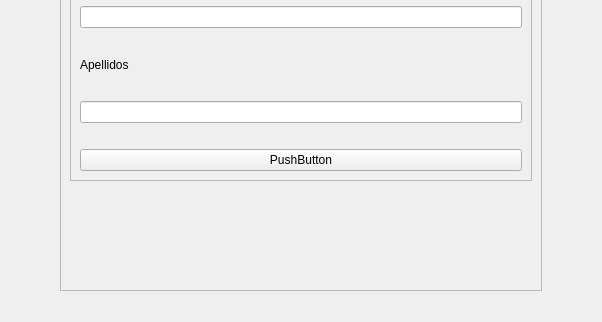
danielreynaa/TrabajoPowerGym, file src/Vista/Ui/vistaRegistro.ui: the form before one commit; both pictures show x 99 to 701 and y 278 to 600 of the 800 by 600 pixel window.
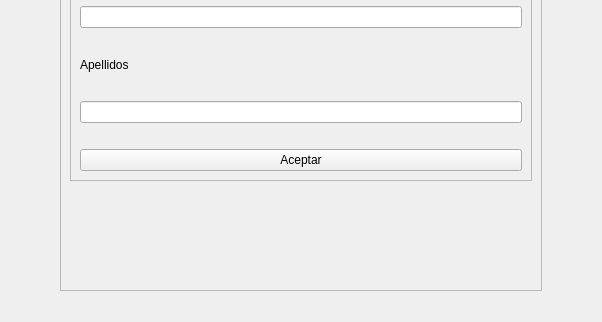
The form after the commit. Icons and pictures are not drawn.

The edit to the form file:
```diff
--- a/src/Vista/Ui/vistaRegistro.ui
+++ b/src/Vista/Ui/vistaRegistro.ui
@@ -119,7 +119,7 @@
           <item>
            <widget class="QPushButton" name="pushButton">
             <property name="text">
-             <string>PushButton</string>
+             <string>Aceptar</string>
             </property>
            </widget>
           </item>
```
Left out of the diff: 8 changed lines with no effect on the pictures.
